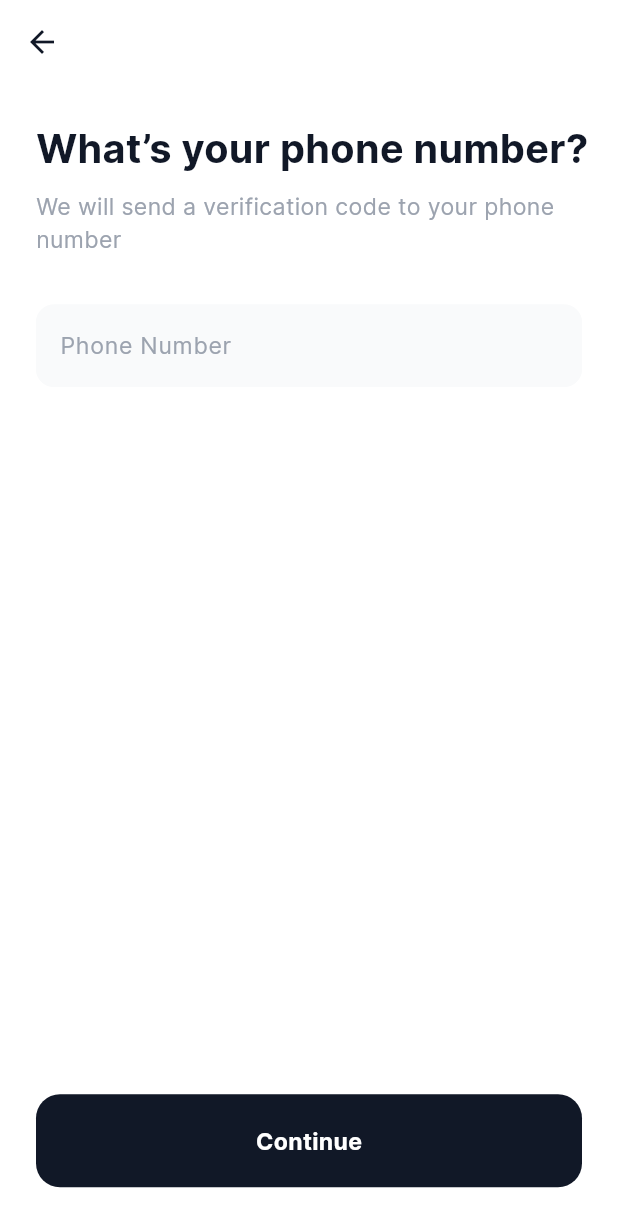
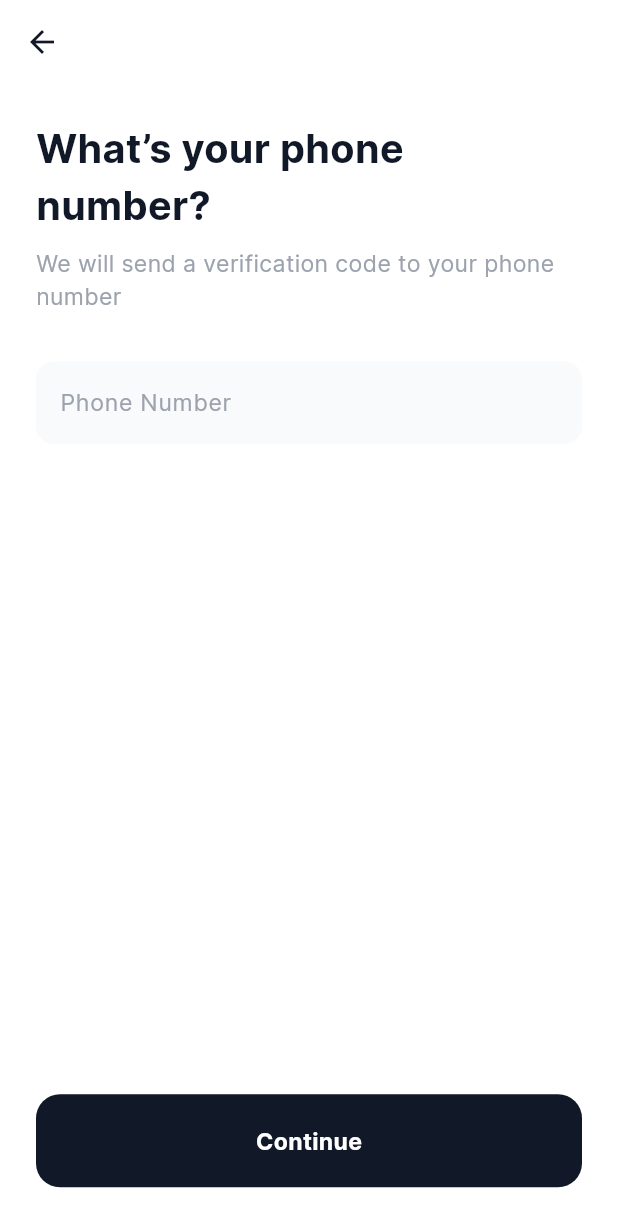
Before and after one commit to isakovtt/news_up, a Flutter app: the PhoneIdentityScreen screen opened directly, on a phone screen of 412 x 824 dp. Shown: the top 1227 px of the screen. Run offline on Flutter 3.47's test engine with Material 3 defaults, Android fonts, the phone set to English and light mode, and no system bars; our stand-ins replace flutter_screenutil, flutter_svg, smooth_page_indicator.

Commit message:
made changes

```diff
--- a/lib/presentation/pages/authorization_screens/widgets/auth_headers.dart
+++ b/lib/presentation/pages/authorization_screens/widgets/auth_headers.dart
@@ -11,15 +11,13 @@ class AuthHeaders extends StatelessWidget {
 
   @override
   Widget build(BuildContext context) {
-    return Column(crossAxisAlignment: CrossAxisAlignment.start,
+    return Column(
+      crossAxisAlignment: CrossAxisAlignment.start,
+      mainAxisAlignment: MainAxisAlignment.start,
       children: [
-        Row(
-          children: [
-            Text(
-              title,
-              style: AppTextStyles.greyScale900s24W700,
-            ),
-          ],
+        Text(
+          title,
+          style: AppTextStyles.greyScale900s24W700,
         ),
         8.verticalSpace,
         Text(
--- a/lib/presentation/pages/home/widgets/news_headline_cotegory_and_dots.dart
+++ b/lib/presentation/pages/home/widgets/news_headline_cotegory_and_dots.dart
@@ -21,7 +21,7 @@ class NewsHeadlineCotegoryAndDots extends StatelessWidget {
             style: AppTextStyles.primaryBaseS12W500,
           ),
         ),
-        20.horizontalSpace,
+        // 20.horizontalSpace,
         SvgPicture.asset(
           AppAssets.dotsGrey,
         ),
```
Also changed, not shown: lib/presentation/pages/home/widgets/news_headline_time_and_comment.dart (+4 -3 lines).
